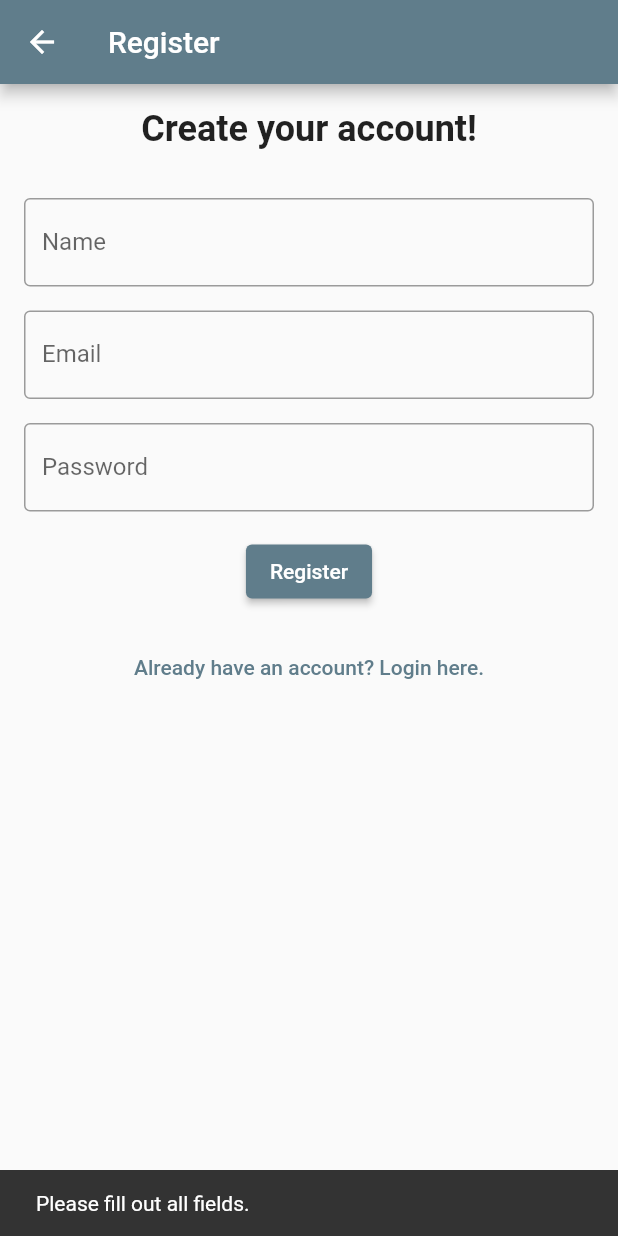
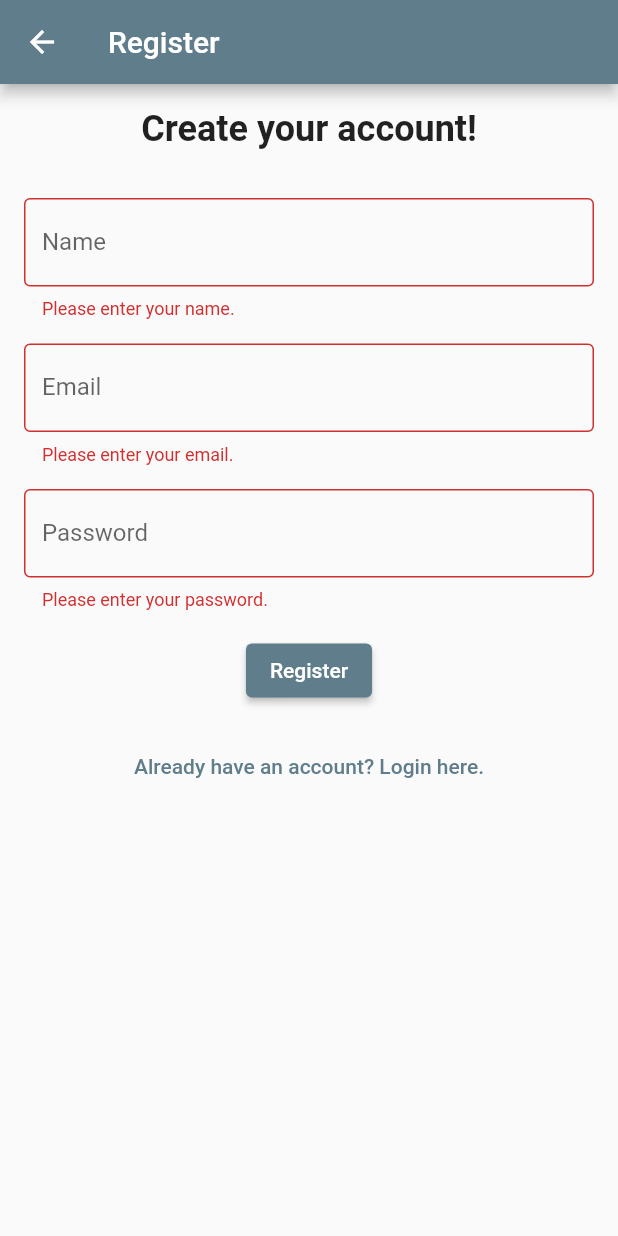
Before and after one commit to joas47/Bark_Buddy, a Flutter app: the RegisterPage screen opened directly, after a tap on "Register", on a phone screen of 412 x 824 dp. Run offline on Flutter 3.47's test engine with Material 2 defaults, Android fonts, the phone set to English and light mode, and no system bars; our stand-ins replace cloud_firestore, firebase_auth, firebase_core, image_picker; accounts and stored records are empty.

Commit message:
remade the register_page.dart with a form validator

```diff
--- a/lib/register_page.dart
+++ b/lib/register_page.dart
@@ -14,9 +14,8 @@ class _RegisterPageState extends State<RegisterPage> {
   String _email = '';
   String _password = '';
 
-  final _nameController = TextEditingController();
-  final _emailController = TextEditingController();
-  final _passwordController = TextEditingController();
+  final _formKey = GlobalKey<FormState>();
+  bool _autoValidate = false;
 
   @override
   Widget build(BuildContext context) {
@@ -37,55 +36,25 @@ class _RegisterPageState extends State<RegisterPage> {
                     fontWeight: FontWeight.bold,
                   ),
                 ),
-                const SizedBox(height: 32.0),
-                TextField(
-                  controller: _nameController,
-                  decoration: const InputDecoration(
-                    labelText: 'Name',
-                    border: OutlineInputBorder(),
-                  ),
-                  keyboardType: TextInputType.name,
-                  onChanged: (value) {
-                    _name = value;
-                  },
+                Form(
+                  key: _formKey,
+                  autovalidateMode: _autoValidate
+                      ? AutovalidateMode.onUserInteraction
+                      : AutovalidateMode.disabled,
+                  child: formUI(),
                 ),
-                const SizedBox(height: 16.0),
-                TextField(
-                  controller: _emailController,
-                  keyboardType: TextInputType.emailAddress,
-                  decoration: const InputDecoration(
-                    labelText: 'Email',
-                    border: OutlineInputBorder(),
-                  ),
-                  onChanged: (value) {
-                    _email = value;
-                  },
-                ),
-                const SizedBox(height: 16.0),
-                TextField(
-                  controller: _passwordController,
-                  obscureText: true,
-                  decoration: const InputDecoration(
-                    labelText: 'Password',
-                    border: OutlineInputBorder(),
-                  ),
-                  onChanged: (value) {
-                    _password = value;
-                  },
-                ),
-                const SizedBox(height: 16.0),
                 ElevatedButton(
-                  onPressed: () {
-                    if (_name.isNotEmpty &&
-                        _email.isNotEmpty &&
-                        _password.isNotEmpty) {
-                      createUser();
-                    } else {
-                      ScaffoldMessenger.of(context).showSnackBar(
-                        const SnackBar(
-                          content: Text('Please fill out all fields.'),
-                        ),
-                      );
+                  onPressed: () async {
+                    // TODO: uncomment this
+                    if (_validateInputs()) {
+                      final createAccSuccessful = await createUser();
+                      if (createAccSuccessful) {
+                        Navigator.push(
+                            context,
+                            MaterialPageRoute(
+                                builder: (context) =>
+                                    const MakeOwnerProfilePage()));
+                      }
                     }
                   },
                   child: const Text('Register'),
@@ -103,17 +72,14 @@ class _RegisterPageState extends State<RegisterPage> {
         ));
   }
 
-  Future<void> createUser() async {
+  Future<bool> createUser() async {
     try {
       final credential =
           await FirebaseAuth.instance.createUserWithEmailAndPassword(
         email: _email,
         password: _password,
       );
-      Navigator.push(
-          context,
-          MaterialPageRoute(
-              builder: (context) => const MakeOwnerProfilePage()));
+      return credential.user != null;
     } on FirebaseAuthException catch (e) {
       if (e.code == 'weak-password') {
         ScaffoldMessenger.of(context).showSnackBar(
@@ -135,5 +101,75 @@ class _RegisterPageState extends State<RegisterPage> {
         );
       }
     }
+    return false;
+  }
+
+  bool _validateInputs() {
+    if (_formKey.currentState!.validate()) {
+      _formKey.currentState!.save();
+      return true;
+    } else {
+      setState(() {
+        _autoValidate = true;
+      });
+      return false;
+    }
+  }
+
+  Widget formUI() {
+    return Column(children: [
+      const SizedBox(height: 32.0),
+      TextFormField(
+        validator: (value) {
+          if (value == null || value.isEmpty) {
+            return 'Please enter your name.';
+          }
+          return null;
+        },
+        decoration: const InputDecoration(
+          labelText: 'Name',
+          border: OutlineInputBorder(),
+        ),
+        keyboardType: TextInputType.name,
+        onChanged: (value) {
+          _name = value;
+        },
+      ),
+      const SizedBox(height: 16.0),
+      TextFormField(
+        validator: (value) {
+          if (value == null || value.isEmpty) {
+            return 'Please enter your email.';
+          }
+          return null;
+        },
+        keyboardType: TextInputType.emailAddress,
+        decoration: const InputDecoration(
+          labelText: 'Email',
+          border: OutlineInputBorder(),
+        ),
+        onChanged: (value) {
+          _email = value;
+        },
+      ),
+      const SizedBox(height: 16.0),
+      TextFormField(
+        validator: (value) {
+          if (value == null || value.isEmpty) {
+            return 'Please enter your password.';
+          }
+          return null;
+        },
+        obscureText: true,
+        decoration: const InputDecoration(
+          labelText: 'Password',
+          border: OutlineInputBorder(),
+        ),
+        onChanged: (value) {
+          _password = value;
+        },
+      ),
+      const SizedBox(height: 16.0),
+    ]);
   }
 }
```
